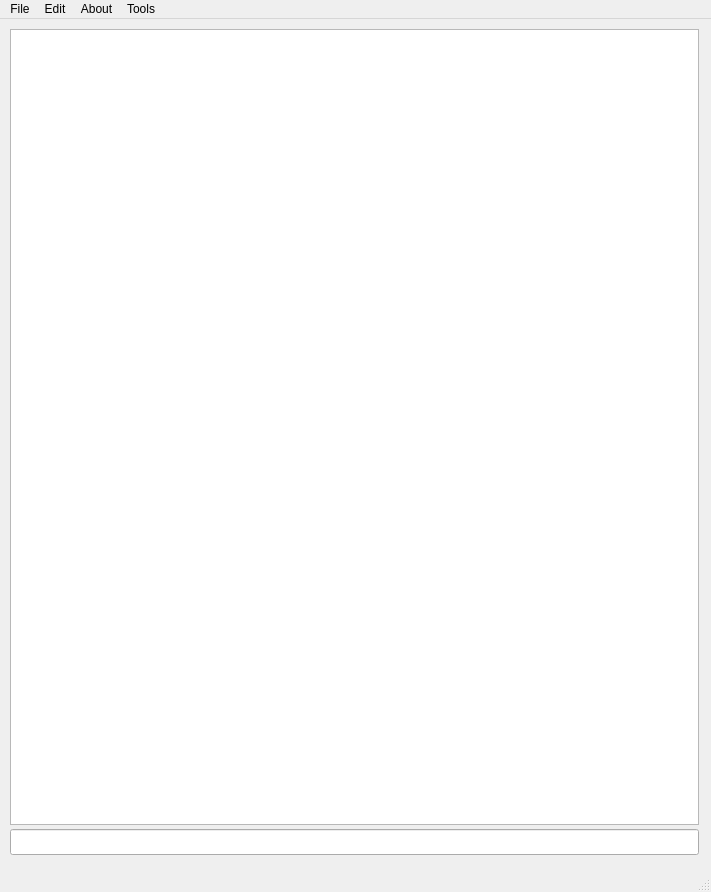
Qt form cmd/qtrepl/MayaQt/replmainwindow.ui (DrItanium/maya) before a commit.
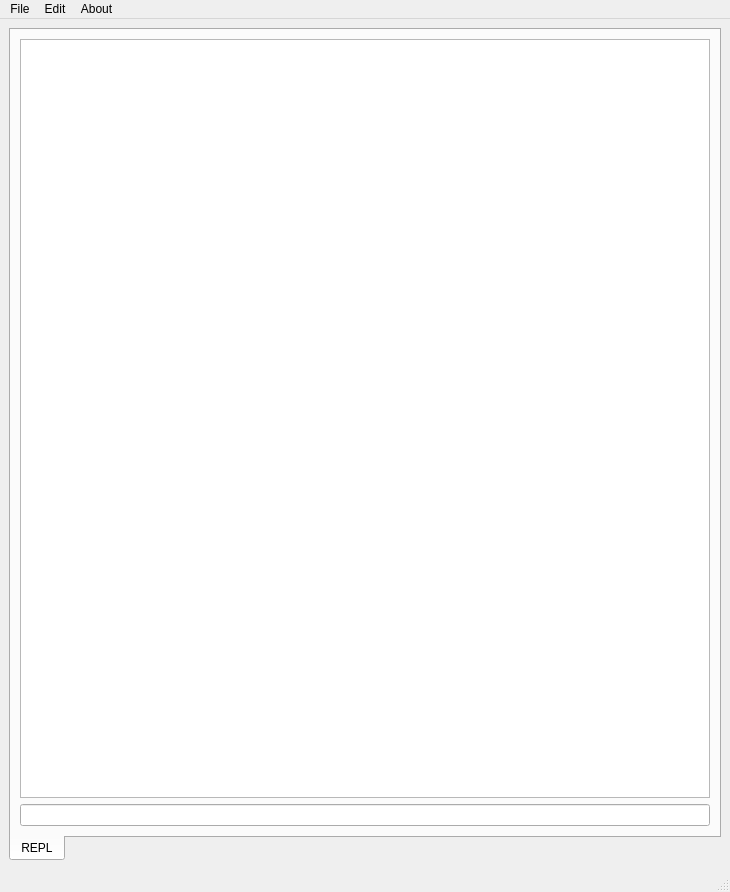
The same form after that commit.

Commit message: Got automatic resizing working :)

The edit to the form file:
```diff
--- a/cmd/qtrepl/MayaQt/replmainwindow.ui
+++ b/cmd/qtrepl/MayaQt/replmainwindow.ui
@@ -6,7 +6,7 @@
    <rect>
     <x>0</x>
     <y>0</y>
-    <width>711</width>
+    <width>730</width>
     <height>892</height>
    </rect>
   </property>
@@ -14,15 +14,28 @@
    <string>REPLMainWindow</string>
   </property>
   <widget class="QWidget" name="centralwidget">
+   <layout class="QGridLayout" name="gridLayout">
+    <item row="0" column="0">
+     <widget class="QTabWidget" name="tabWidget">
+      <property name="autoFillBackground">
+       <bool>false</bool>
+      </property>
+      <property name="tabPosition">
+       <enum>QTabWidget::South</enum>
+      </property>
+      <property name="tabShape">
+       <enum>QTabWidget::Rounded</enum>
+      </property>
+      <property name="currentIndex">
+       <number>0</number>
+      </property>
+      <widget class="QWidget" name="tab">
+       <attribute name="title">
+        <string>REPL</string>
+       </attribute>
+       <layout class="QVBoxLayout" name="verticalLayout">
+        <item>
    <widget class="QPlainTextEdit" name="plainTextEdit">
-    <property name="geometry">
-     <rect>
-      <x>10</x>
-      <y>10</y>
-      <width>689</width>
-      <height>796</height>
-     </rect>
-    </property>
     <property name="undoRedoEnabled">
      <bool>false</bool>
     </property>
@@ -30,23 +43,22 @@
      <bool>true</bool>
     </property>
    </widget>
-   <widget class="QLineEdit" name="lineEdit">
-    <property name="geometry">
-     <rect>
-      <x>10</x>
-      <y>810</y>
-      <width>689</width>
-      <height>26</height>
-     </rect>
-    </property>
-   </widget>
+        </item>
+        <item>
+         <widget class="QLineEdit" name="lineEdit"/>
+        </item>
+       </layout>
+      </widget>
+     </widget>
+    </item>
+   </layout>
   </widget>
   <widget class="QMenuBar" name="menubar">
    <property name="geometry">
     <rect>
      <x>0</x>
      <y>0</y>
-     <width>711</width>
+     <width>730</width>
      <height>23</height>
     </rect>
    </property>
@@ -70,16 +82,9 @@
     </property>
     <addaction name="actionClear_Console"/>
    </widget>
-   <widget class="QMenu" name="menuTools">
-    <property name="title">
-     <string>Tools</string>
-    </property>
-    <addaction name="actionCheck"/>
-   </widget>
    <addaction name="menumaya"/>
    <addaction name="menuEdit"/>
    <addaction name="menuAbout"/>
-   <addaction name="menuTools"/>
   </widget>
   <widget class="QStatusBar" name="statusbar"/>
   <action name="actionExit">
```
Lines whose indentation alone changed are shown as unchanged. The commit also changes 1 other file.
